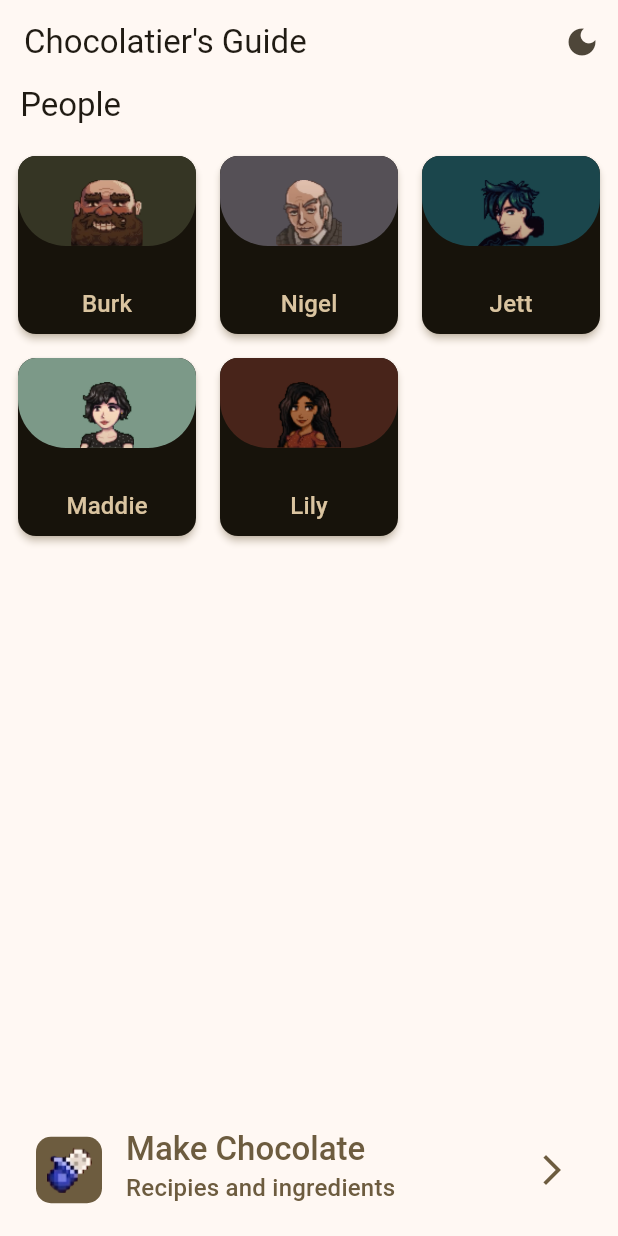
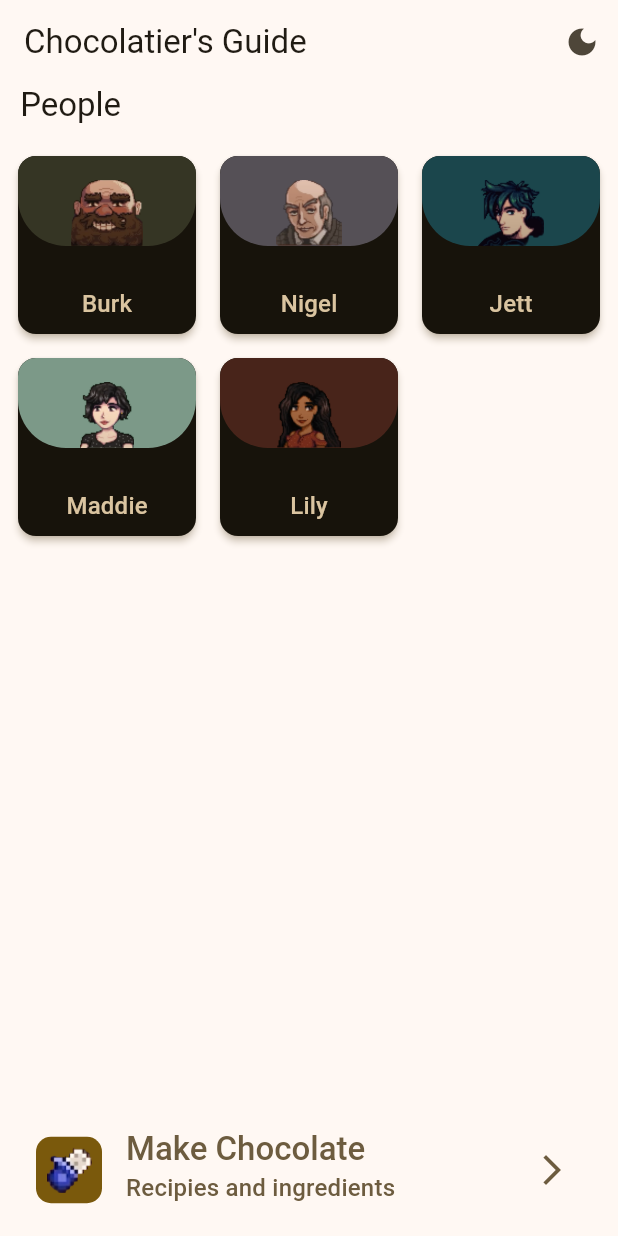
Before and after one commit to Skulsta/Flutter-name-generator, a Flutter app: the screen it shows after launch, after a tap on the "light mode" icon, on a phone screen of 412 x 824 dp. Run offline on Flutter 3.47's test engine with Material 2 defaults, Android fonts, the phone set to English and light mode, and no system bars.

Commit message:
Slight color update for light theme

```diff
--- a/lib/main.dart
+++ b/lib/main.dart
@@ -69,7 +69,7 @@ class _Home extends StatelessWidget {
                       leading: Container(
                         padding: const EdgeInsets.all(7),
                         decoration: BoxDecoration(
-                          color: Theme.of(context).colorScheme.secondary,
+                          color: MyApp.themeNotifier.value == ThemeMode.light ? Theme.of(context).colorScheme.primary : Theme.of(context).colorScheme.secondary,
                           borderRadius: BorderRadius.circular(10.0),
                         ),
                         child: PhotoHero(
```
